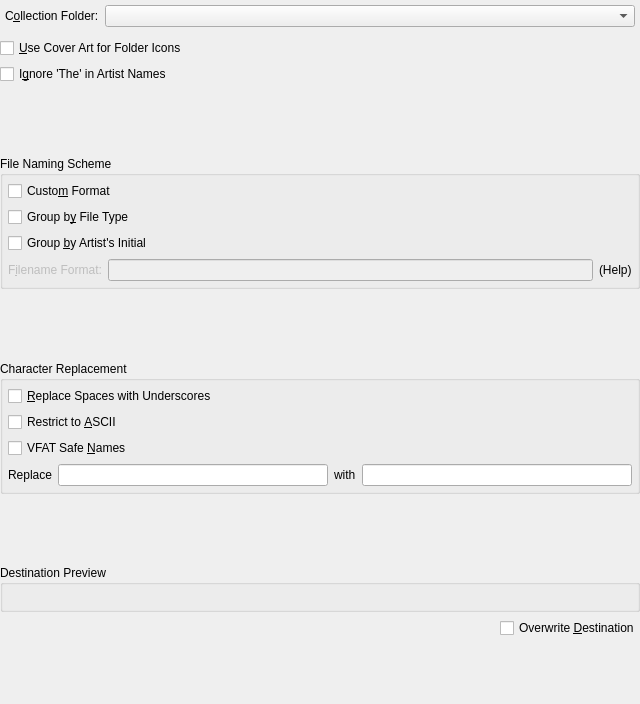
First picture: the form in src/collectionbrowser/OrganizeCollectionDialogBase.ui, repository KDE/amarok, before the edit.
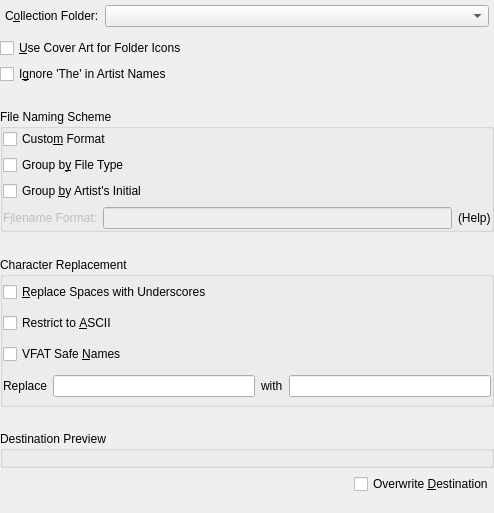
Second picture: the form after the edit. Custom widgets are drawn as their Qt base class.

Commit message: Switch to Qt4 Widgets

Patch:
```diff
--- a/src/collectionbrowser/OrganizeCollectionDialogBase.ui
+++ b/src/collectionbrowser/OrganizeCollectionDialogBase.ui
@@ -6,8 +6,8 @@
    <rect>
     <x>0</x>
     <y>0</y>
-    <width>640</width>
-    <height>704</height>
+    <width>494</width>
+    <height>513</height>
    </rect>
   </property>
   <property name="sizePolicy" >
@@ -100,17 +100,23 @@
     </spacer>
    </item>
    <item>
-    <widget class="Q3GroupBox" name="groupingGroup" >
+    <widget class="QGroupBox" name="groupingGroup" >
+     <property name="sizePolicy" >
+      <sizepolicy vsizetype="Minimum" hsizetype="Preferred" >
+       <horstretch>0</horstretch>
+       <verstretch>0</verstretch>
+      </sizepolicy>
+     </property>
+     <property name="minimumSize" >
+      <size>
+       <width>0</width>
+       <height>0</height>
+      </size>
+     </property>
      <property name="title" >
       <string>File Naming Scheme</string>
      </property>
-     <property name="margin" >
-      <number>5</number>
-     </property>
-     <layout class="QVBoxLayout" >
-      <property name="margin" >
-       <number>5</number>
-      </property>
+     <layout class="QVBoxLayout" name="verticalLayout" >
       <item>
        <widget class="QCheckBox" name="customschemeCheck" >
         <property name="toolTip" >
@@ -188,6 +194,14 @@
        </layout>
       </item>
      </layout>
+     <zorder>customschemeCheck</zorder>
+     <zorder>filetypeCheck</zorder>
+     <zorder>groupingGroup</zorder>
+     <zorder>formatLabel</zorder>
+     <zorder>customschemeCheck</zorder>
+     <zorder>filetypeCheck</zorder>
+     <zorder>initialCheck</zorder>
+     <zorder></zorder>
     </widget>
    </item>
    <item>
@@ -207,23 +221,23 @@
     </spacer>
    </item>
    <item>
-    <widget class="Q3GroupBox" name="replacementGroup" >
+    <widget class="QGroupBox" name="replacementGroup" >
      <property name="sizePolicy" >
       <sizepolicy vsizetype="Minimum" hsizetype="Preferred" >
        <horstretch>0</horstretch>
        <verstretch>0</verstretch>
       </sizepolicy>
      </property>
+     <property name="minimumSize" >
+      <size>
+       <width>0</width>
+       <height>150</height>
+      </size>
+     </property>
      <property name="title" >
       <string>Character Replacement</string>
      </property>
-     <property name="margin" >
-      <number>5</number>
-     </property>
-     <layout class="QVBoxLayout" >
-      <property name="margin" >
-       <number>5</number>
-      </property>
+     <layout class="QVBoxLayout" name="verticalLayout_2" >
       <item>
        <widget class="QCheckBox" name="spaceCheck" >
         <property name="toolTip" >
@@ -293,6 +307,12 @@
        </layout>
       </item>
      </layout>
+     <zorder>spaceCheck</zorder>
+     <zorder>asciiCheck</zorder>
+     <zorder>vfatCheck</zorder>
+     <zorder></zorder>
+     <zorder>textLabel2</zorder>
+     <zorder>previewBox</zorder>
     </widget>
    </item>
    <item>
@@ -312,18 +332,12 @@
     </spacer>
    </item>
    <item>
-    <widget class="Q3GroupBox" name="previewBox" >
+    <widget class="QGroupBox" name="previewBox" >
      <property name="title" >
       <string>Destination Preview</string>
      </property>
-     <layout class="QGridLayout" >
-      <property name="margin" >
-       <number>5</number>
-      </property>
-      <property name="spacing" >
-       <number>0</number>
-      </property>
-      <item row="0" column="1" >
+     <layout class="QVBoxLayout" name="verticalLayout_3" >
+      <item>
        <widget class="QLabel" name="previewText" >
         <property name="sizePolicy" >
          <sizepolicy vsizetype="Preferred" hsizetype="Expanding" >
@@ -392,16 +406,17 @@
     </spacer>
    </item>
   </layout>
+  <zorder>replacementGroup</zorder>
+  <zorder>groupingGroup</zorder>
+  <zorder>groupingGroup</zorder>
+  <zorder>replacementGroup</zorder>
+  <zorder>previewBox</zorder>
+  <zorder></zorder>
+  <zorder>previewBox</zorder>
  </widget>
  <layoutdefault spacing="6" margin="0" />
  <pixmapfunction>qPixmapFromMimeSource</pixmapfunction>
  <customwidgets>
-  <customwidget>
-   <class>Q3GroupBox</class>
-   <extends>QGroupBox</extends>
-   <header>Qt3Support/Q3GroupBox</header>
-   <container>1</container>
-  </customwidget>
   <customwidget>
    <class>KComboBox</class>
    <extends>QComboBox</extends>
```
Left out of the diff: 42 changed lines with no effect on the pictures.
